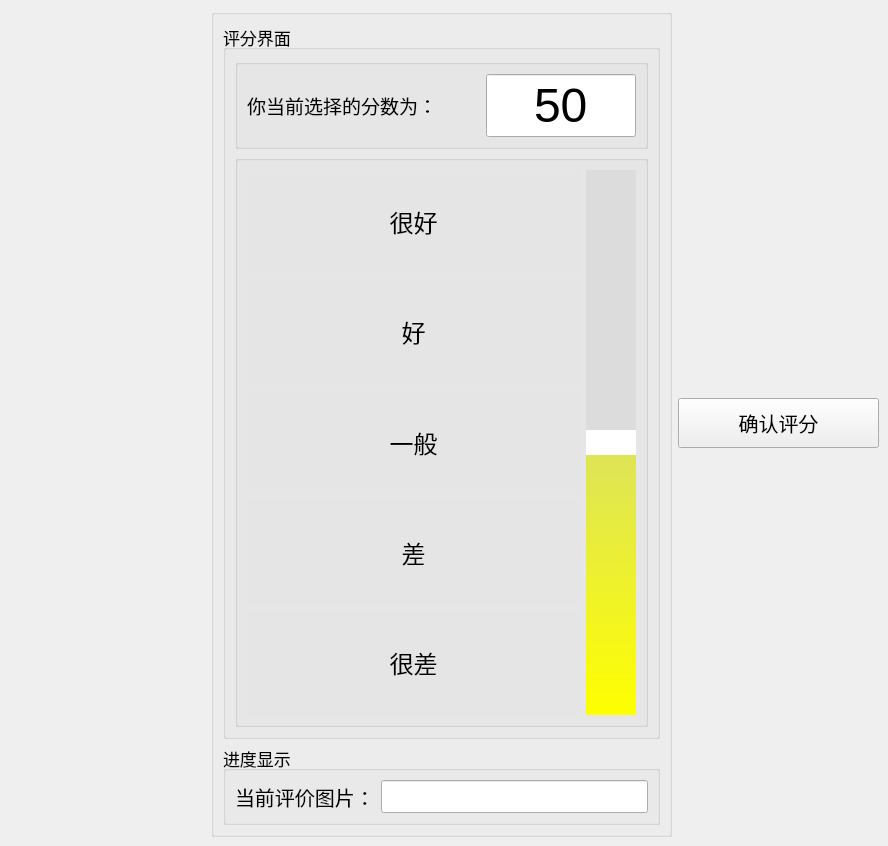
This is score/ui/scorepage.ui in lakeluke/IPOID_addon1 as Qt 5 draws it before an edit. The edited form follows.
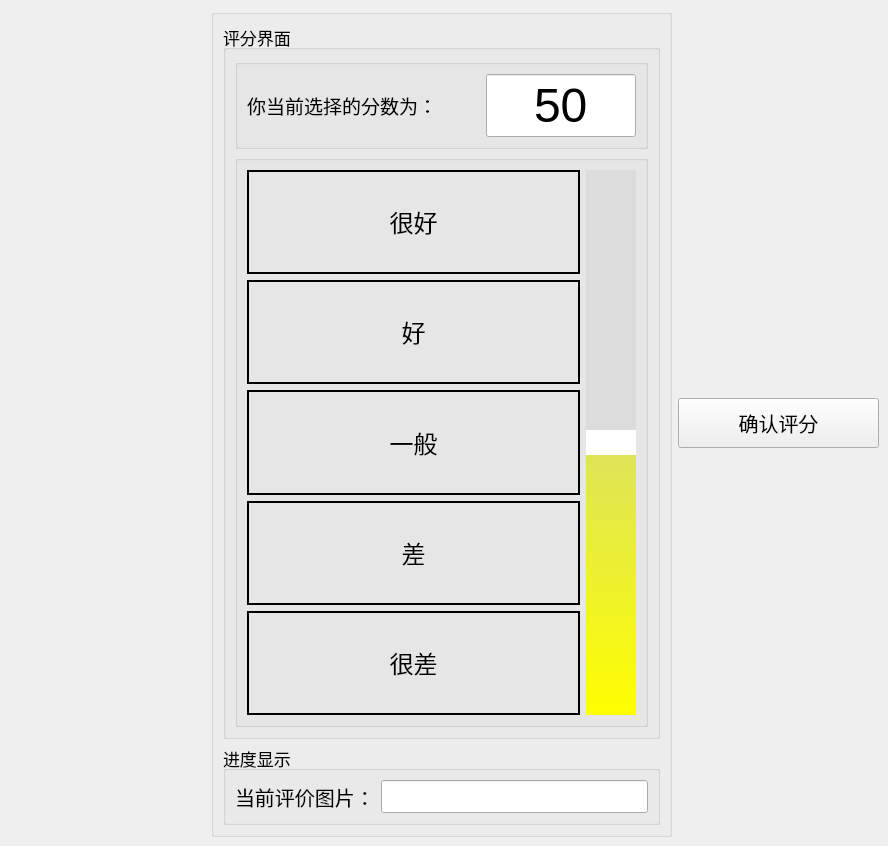
This is the edited form.

The edit to the form file:
```diff
--- a/score/ui/scorepage.ui
+++ b/score/ui/scorepage.ui
@@ -139,9 +139,17 @@
                  <bold>false</bold>
                 </font>
                </property>
+               <property name="autoFillBackground">
+                <bool>false</bool>
+               </property>
                <property name="styleSheet">
-                <string notr="true">font: 18pt &quot;微软雅黑&quot;;
-background-color: rgb(229, 229, 229);</string>
+                <string notr="true"/>
+               </property>
+               <property name="frameShape">
+                <enum>QFrame::WinPanel</enum>
+               </property>
+               <property name="frameShadow">
+                <enum>QFrame::Plain</enum>
                </property>
                <property name="text">
                 <string>很好</string>
@@ -163,8 +171,10 @@
                 </font>
                </property>
                <property name="styleSheet">
-                <string notr="true">font: 18pt &quot;微软雅黑&quot;;
-background-color: rgb(229, 229, 229);</string>
+                <string notr="true"/>
+               </property>
+               <property name="frameShape">
+                <enum>QFrame::WinPanel</enum>
                </property>
                <property name="text">
                 <string>好</string>
@@ -186,8 +196,10 @@
                 </font>
                </property>
                <property name="styleSheet">
-                <string notr="true">font: 18pt &quot;微软雅黑&quot;;
-background-color: rgb(229, 229, 229);</string>
+                <string notr="true"/>
+               </property>
+               <property name="frameShape">
+                <enum>QFrame::WinPanel</enum>
                </property>
                <property name="text">
                 <string>一般</string>
@@ -209,8 +221,10 @@
                 </font>
                </property>
                <property name="styleSheet">
-                <string notr="true">font: 18pt &quot;微软雅黑&quot;;
-background-color: rgb(229, 229, 229);</string>
+                <string notr="true"/>
+               </property>
+               <property name="frameShape">
+                <enum>QFrame::WinPanel</enum>
                </property>
                <property name="text">
                 <string>差</string>
@@ -231,9 +245,8 @@
                  <bold>false</bold>
                 </font>
                </property>
-               <property name="styleSheet">
-                <string notr="true">font: 18pt &quot;微软雅黑&quot;;
-background-color: rgb(229, 229, 229);</string>
+               <property name="frameShape">
+                <enum>QFrame::WinPanel</enum>
                </property>
                <property name="text">
                 <string>很差</string>
```
Left out of the diff: 3 changed lines with no effect on the pictures.
